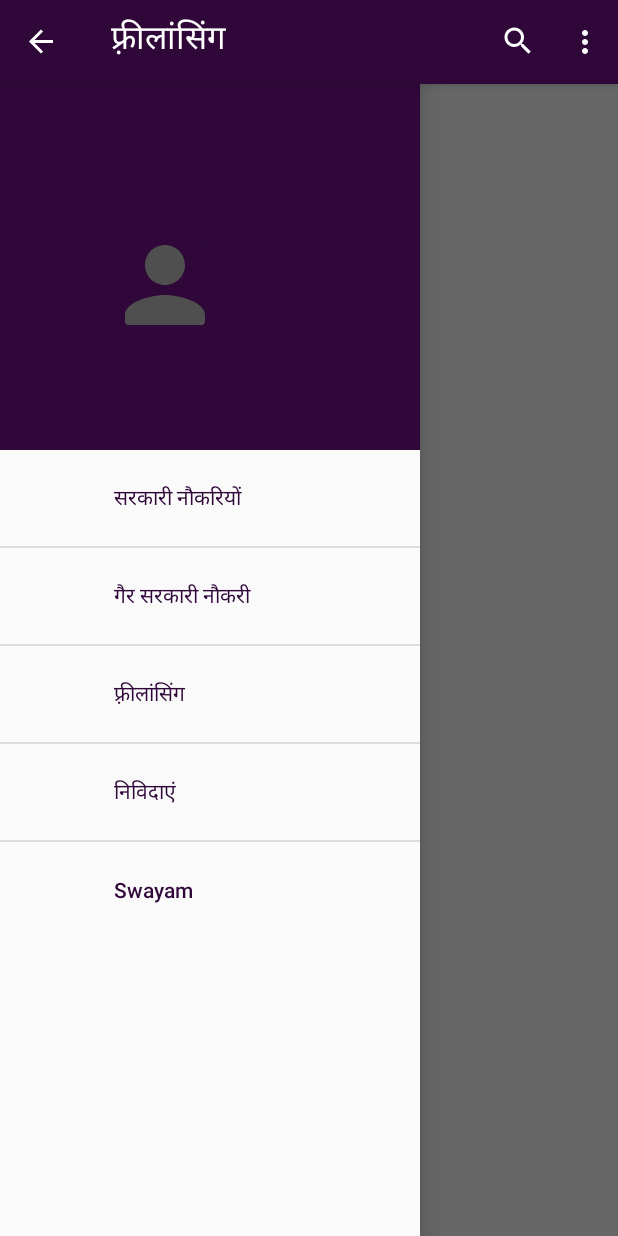
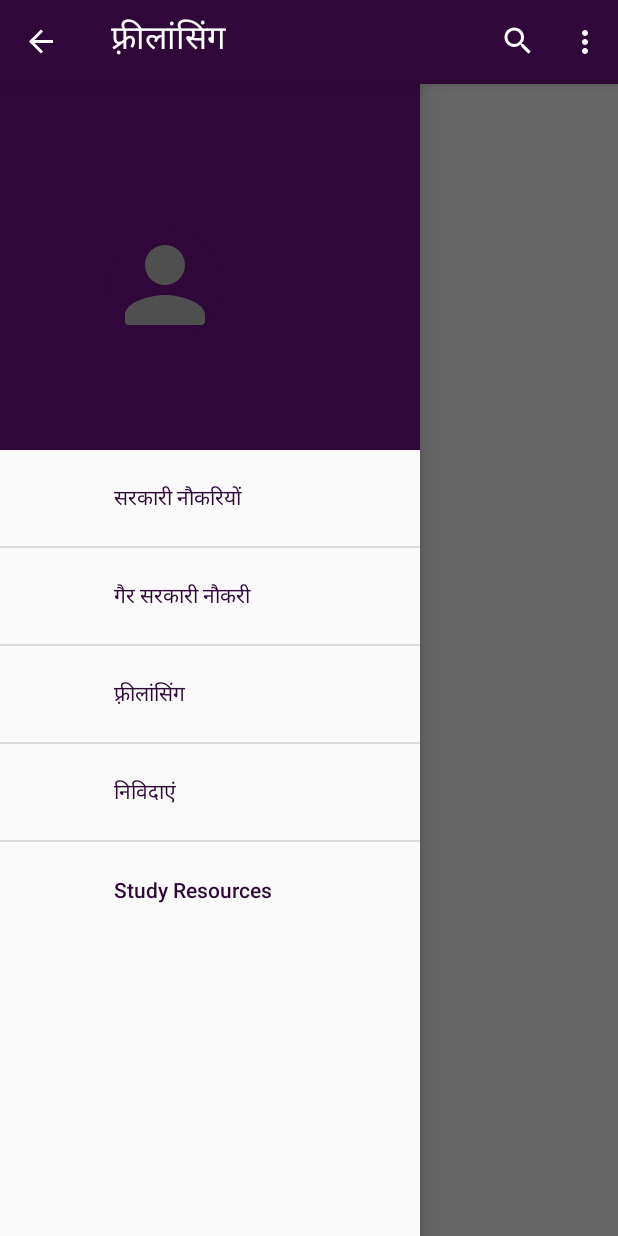
Before and after one commit to iSarcastic99/BC79_EDWATH_RKGIT, an Android app: the Government screen opened directly, with no data from a screen before it, with the side drawer open, on a phone screen of 412 x 824 dp. Run offline under Robolectric (Android 15) with nearby library versions, the phone set to English and light mode, and no system bars; our stand-ins replace CircleImageView, Firebase (no records; nobody signed in at launch, a user with empty details on screens opened directly); 11 statements that could not run were skipped.

Commit message:
Translated study resources in Government module.

```diff
--- a/ROJGAR/app/src/main/java/com/example/sih/Government.java
+++ b/ROJGAR/app/src/main/java/com/example/sih/Government.java
@@ -43,17 +43,17 @@ import com.google.firebase.storage.StorageReference;
 import java.util.ArrayList;
 
 public class Government extends AppCompatActivity implements NavigationView.OnNavigationItemSelectedListener {
-    TextView uphone, uname, Premium, Days, jobType;
+    TextView uphone, uname, jobType;
     Boolean English = true;
-    String lang, M, J, S, C, check, phone, u_name, path, days, isPremium, activity, domain, Relation;
+    String lang, M, J, S, C, check, phone, u_name, path, activity, domain;
     int j, i, x, d;
     DrawerLayout drawer;
-    ImageView profile, crown;
+    ImageView profile;
     NavigationView navigationView;
     StorageReference mStorageReference;
     ActionBarDrawerToggle t;
     Menu menu1, menu2;
-    MenuItem Gov, Non_Gov, Tender, Free_Lancing, Swayam;
+    MenuItem Gov, Non_Gov, Tender, Free_Lancing, Resources;
     Boolean isRegistered = false;
     DatabaseReference reff, reff3, reff4;
     RecyclerView gov_jobs;
@@ -215,8 +215,8 @@ public class Government extends AppCompatActivity implements NavigationView.OnNa
         Gov = menu2.findItem(R.id.government);
         Non_Gov = menu2.findItem(R.id.non_government);
         Tender = menu2.findItem(R.id.tenders);
+        Resources = findViewById(R.id.resources);
         Free_Lancing = menu2.findItem(R.id.free_lancing);
-        Swayam = menu2.findItem(R.id.resources);
         uname = navigationView.getHeaderView(0).findViewById(R.id.name_of_user);
         uphone = navigationView.getHeaderView(0).findViewById(R.id.phone_of_user);
         profile = navigationView.getHeaderView(0).findViewById(R.id.image_of_user);
@@ -457,12 +457,15 @@ public class Government extends AppCompatActivity implements NavigationView.OnNa
         Non_Gov.setTitle("                  गैर सरकारी नौकरी");
         Tender.setTitle("                  निविदाएं");
         Free_Lancing.setTitle("                  फ़्रीलांसिंग");
+        Resources.setTitle("                  अध्ययन के संसाधन");
+
     }
     public void NavEng(){
         Gov.setTitle("                  Government Jobs");
         Non_Gov.setTitle("                  Non-Government Jobs");
         Tender.setTitle("                  Tenders");
         Free_Lancing.setTitle("                  Freelancing");
+        Resources.setTitle("                  Study Resources");
     }
     @Override
     public void onBackPressed() {
--- a/ROJGAR/app/src/main/res/menu/navigation_menu.xml
+++ b/ROJGAR/app/src/main/res/menu/navigation_menu.xml
@@ -35,10 +35,8 @@
         android:id="@+id/group5">
         <item
             android:id="@+id/resources"
-            android:title="                  Swayam"
+            android:title="                  Study Resources"
             android:textColor="#2f0739"/>
     </group>
 
-
-
 </menu>
```
Also changed, not shown: ROJGAR/app/src/main/java/com/example/sih/ContactUs.java (+2 -16 lines).
